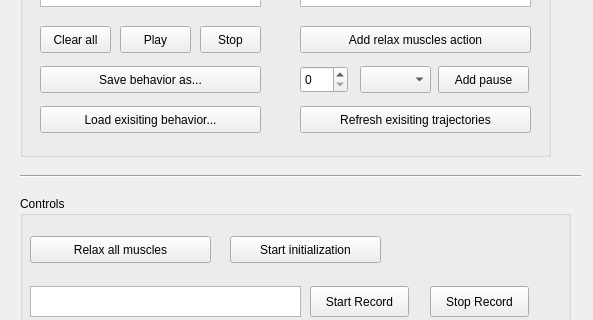
First picture: the form in roboy_trajectories_control/resource/roboy_trajectories_control.ui, repository Roboy/roboy_rqt_plugins, before the edit; both pictures show x 0 to 593 and y 294 to 614 of the 593 by 746 pixel window.
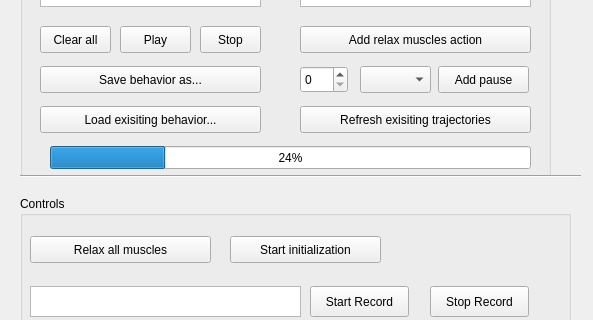
Second picture: the form after the edit.

```diff
--- a/roboy_trajectories_control/resource/roboy_trajectories_control.ui
+++ b/roboy_trajectories_control/resource/roboy_trajectories_control.ui
@@ -295,7 +295,7 @@
      <x>20</x>
      <y>10</y>
      <width>531</width>
-     <height>441</height>
+     <height>461</height>
     </rect>
    </property>
    <property name="title">
@@ -477,6 +477,19 @@
      </rect>
     </property>
    </widget>
+   <widget class="QProgressBar" name="progressBar">
+    <property name="geometry">
+     <rect>
+      <x>30</x>
+      <y>430</y>
+      <width>481</width>
+      <height>23</height>
+     </rect>
+    </property>
+    <property name="value">
+     <number>24</number>
+    </property>
+   </widget>
   </widget>
   <widget class="Line" name="line_3">
    <property name="geometry">
```
